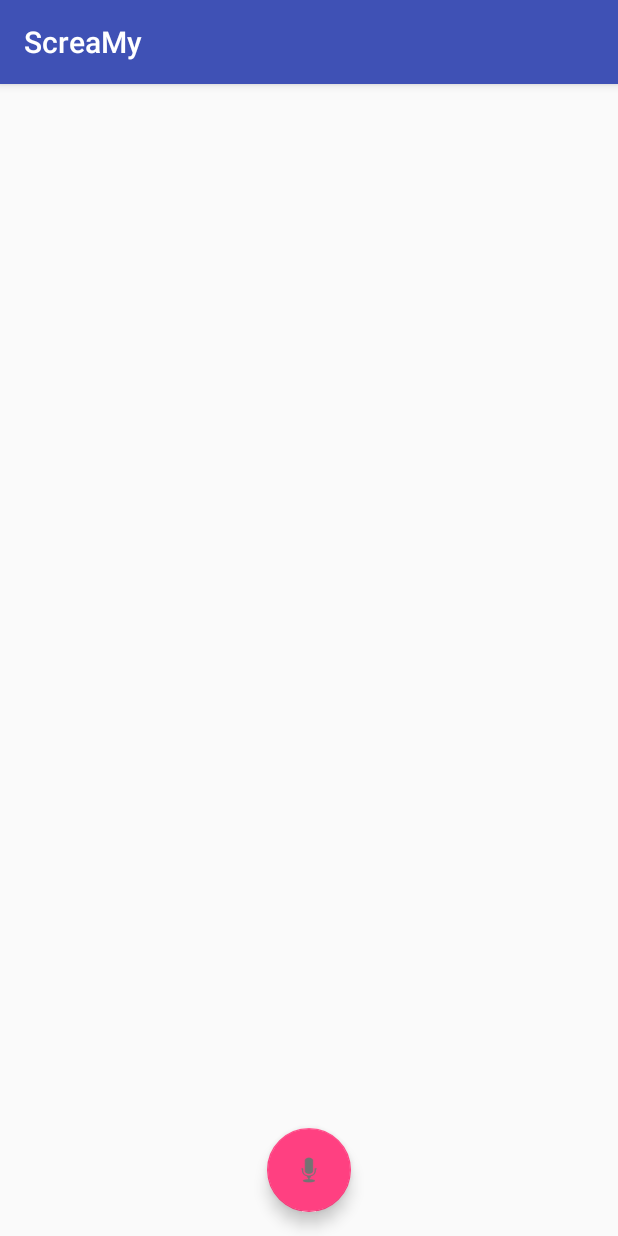
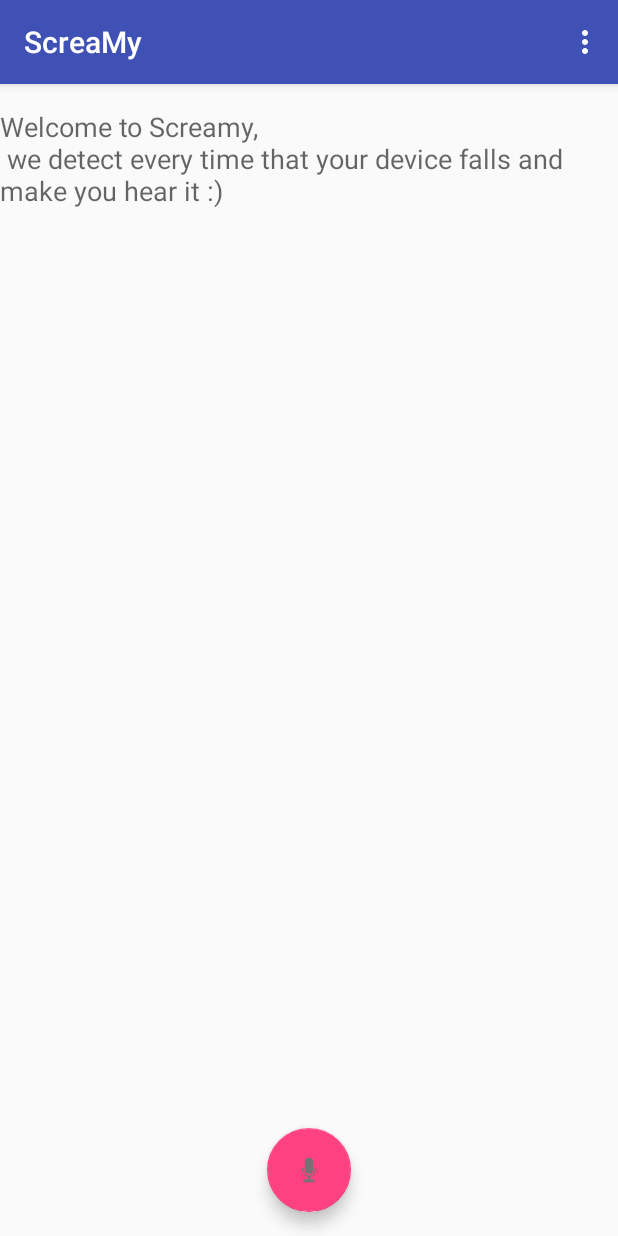
Before and after one commit to gergesh/screamy, an Android app: the screen it shows after launch (MainActivity), on a phone screen of 412 x 824 dp. Run offline under Robolectric (Android 15) with nearby library versions, the phone set to English and light mode, and no system bars.

Commit message:
Add settings and welcome text

```diff
--- a/app/src/main/java/com/screamy/MainActivity.java
+++ b/app/src/main/java/com/screamy/MainActivity.java
@@ -18,13 +18,15 @@ import android.support.v4.app.FragmentManager;
 import android.support.v4.app.FragmentTransaction;
 import android.support.v7.app.AppCompatActivity;
 import android.util.Log;
+import android.view.Menu;
+import android.view.MenuInflater;
 import android.view.View;
 import android.widget.ImageButton;
 import android.widget.TextView;
 
 import java.io.IOException;
 
-public class MainActivity extends AppCompatActivity implements View.OnClickListener, RecordSoundFragment.OnFragmentInteractionListener {
+public class MainActivity extends AppCompatActivity implements RecordSoundFragment.OnFragmentInteractionListener {
     MediaRecorder mediaRecorder;
     private ImageButton toggleButton;
     private boolean isRecording = false;
@@ -42,33 +44,10 @@ public class MainActivity extends AppCompatActivity implements View.OnClickListe
             fragmentTransaction.commit();
         }
         mediaRecorder = new MediaRecorder();
-        startService(new Intent(this, ScreamyService.class));
+        if (!isScreamyServiceRunning()) {
+            startService(new Intent(this, ScreamyService.class));
+        }
         sharedPreferences = PreferenceManager.getDefaultSharedPreferences(this);
-        /*toggleButton = (ImageButton) findViewById(R.id.toggle_image_button);
-        if (toggleButton != null) {
-            toggleButton.setOnClickListener(this);
-        }
-        if (isScreamyServiceRunning()) {
-            toggleButton.setImageResource(R.drawable.stop_button);
-        } else {
-            toggleButton.setImageResource(R.drawable.play_arrow);
-        }*/
-    }
-
-    @Override
-    public void onClick(View v) {
-        switch (v.getId()) {
-            /*case R.id.toggle_image_button:
-                if (isScreamyServiceRunning()) {
-                    stopService(new Intent(this, ScreamyService.class));
-                    toggleButton.setImageResource(R.drawable.play_arrow);
-
-                } else {
-                    startService(new Intent(this, ScreamyService.class));
-                    toggleButton.setImageResource(R.drawable.stop_button);
-                }
-                break;*/
-        }
     }
 
     private boolean isScreamyServiceRunning() {
@@ -79,6 +58,13 @@ public class MainActivity extends AppCompatActivity implements View.OnClickListe
             }
         }
         return false;
+    }
+
+    @Override
+    public boolean onCreateOptionsMenu(Menu menu) {
+        MenuInflater inflater = getMenuInflater();
+        inflater.inflate(R.menu.menu_main, menu);
+        return true;
     }
 
     @Override
--- a/app/src/main/res/layout/fragment_record_sound.xml
+++ b/app/src/main/res/layout/fragment_record_sound.xml
@@ -4,10 +4,6 @@
     android:layout_height="match_parent"
     android:fitsSystemWindows="true"
     tools:context=".MainActivity">
-
-    <ListView
-        android:layout_width="match_parent"
-        android:layout_height="match_parent" />
 
     <android.support.design.widget.FloatingActionButton
         android:id="@+id/record_sound_fab"
@@ -16,4 +12,12 @@
         android:layout_gravity="bottom|center"
         android:layout_margin="@dimen/fab_margin"
         android:src="@android:drawable/ic_btn_speak_now" />
+
+    <TextView
+        android:text="@string/welcome_txt"
+        android:layout_width="wrap_content"
+        android:layout_height="wrap_content"
+        android:layout_gravity="top|center"
+        android:layout_marginTop="@dimen/activity_vertical_margin"
+        android:textAppearance="@style/TextAppearance.AppCompat.Medium"/>
 </android.support.design.widget.CoordinatorLayout>
--- /dev/null
+++ b/app/src/main/res/menu/menu_main.xml
@@ -0,0 +1,6 @@
+<?xml version="1.0" encoding="utf-8"?>
+<menu xmlns:android="http://schemas.android.com/apk/res/android">
+
+    <item android:title="@string/settings"
+        android:id="@+id/settings"/>
+</menu>
--- a/app/src/main/res/values/strings.xml
+++ b/app/src/main/res/values/strings.xml
@@ -3,7 +3,6 @@
     <string name="play_button">Play</string>
     <string name="toggle_scream_button">toggle scream button</string>
     <string name="device_speed">Device speed:</string>
-
-    <!-- TODO: Remove or change this placeholder text -->
-    <string name="hello_blank_fragment">Hello blank fragment</string>
+    <string name="settings">Settings</string>
+    <string name="welcome_txt">Welcome to Screamy, \n we detect every time that your device falls and make you hear it :)</string>
 </resources>
```
Also changed, not shown: app/src/main/java/com/screamy/PreferencesFragment.java (added, +19 -0 lines), app/src/main/java/com/screamy/ScreamyService.java (+15 -4 lines), app/src/main/res/xml/pref_general.xml (added, +9 -0 lines).
